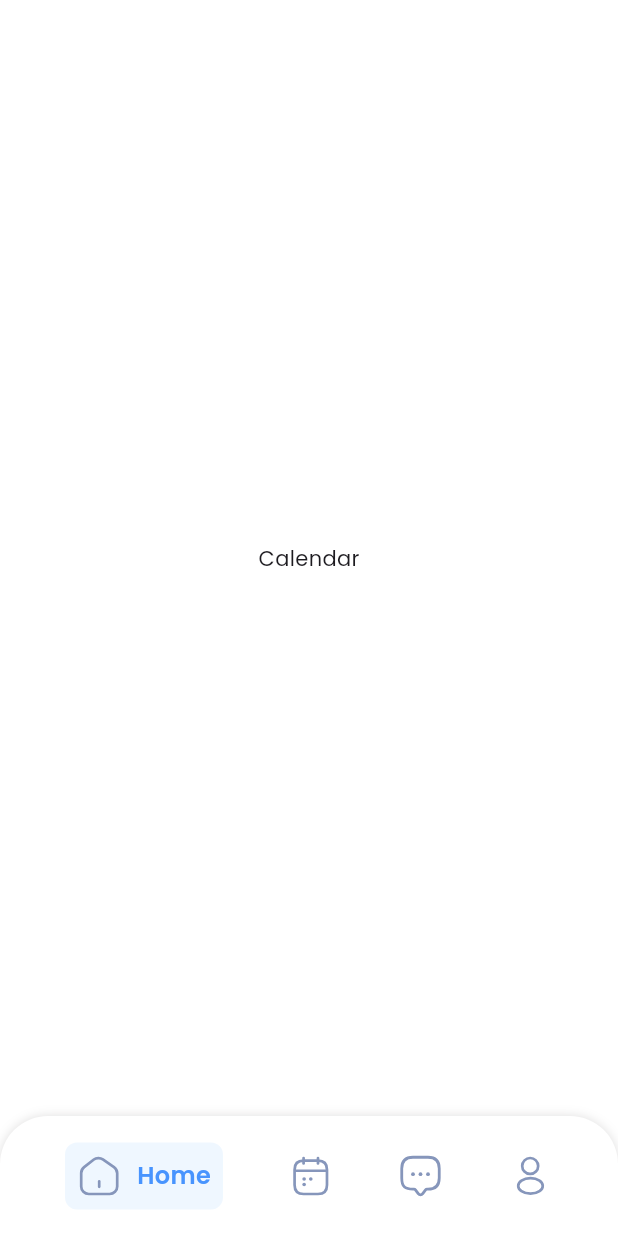
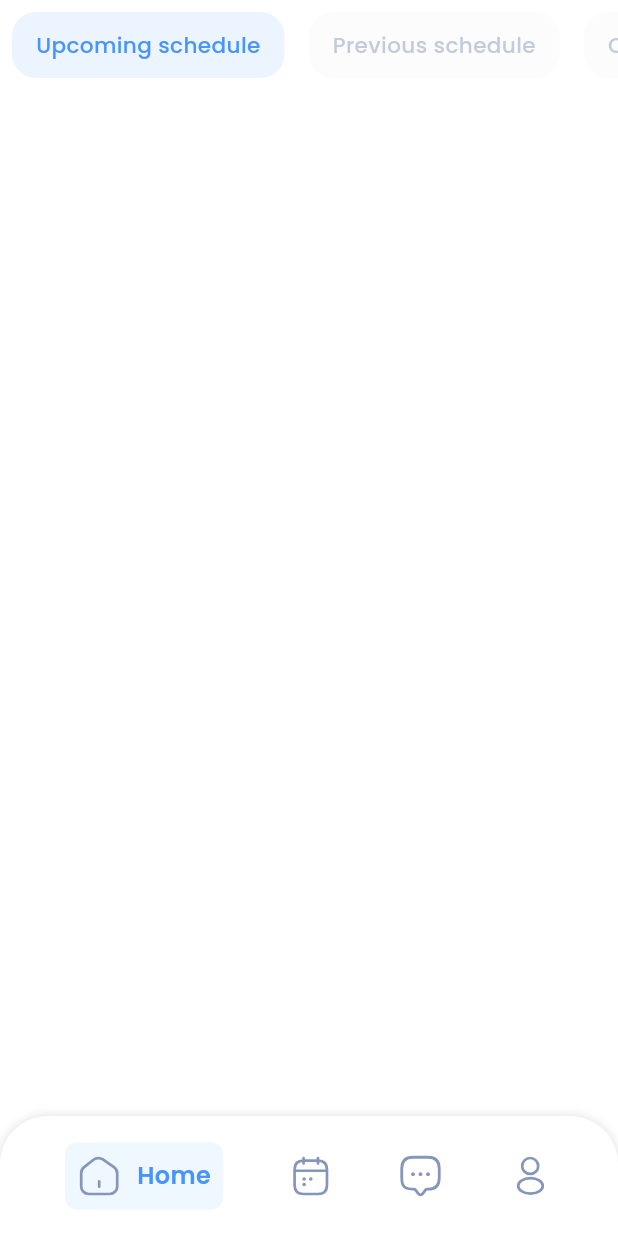
Before and after one commit to ElDaly15/Doctor-Appointment-UI, a Flutter app: the screen it shows after launch, swiped to page 2, on a phone screen of 412 x 824 dp. Run offline on Flutter 3.47's test engine with Material 3 defaults, Android fonts, the phone set to English and light mode, and no system bars; our stand-ins replace device_preview, flutter_svg.

Commit message:
Add Calendar Item Add Calendar Item ListView Add Animation for switch between calendar items

```diff
--- /dev/null
+++ b/lib/features/calendar/presentation/views/calendar_view.dart
@@ -0,0 +1,14 @@
+import 'package:doctor_app/features/calendar/presentation/views/widgets/calendar_view_body.dart';
+import 'package:flutter/material.dart';
+
+class CalendarView extends StatelessWidget {
+  const CalendarView({super.key});
+
+  @override
+  Widget build(BuildContext context) {
+    return const Scaffold(
+      backgroundColor: Colors.white,
+      body: CalendarViewBody(),
+    );
+  }
+}
--- /dev/null
+++ b/lib/features/calendar/presentation/views/widgets/calendar_item.dart
@@ -0,0 +1,42 @@
+import 'package:doctor_app/core/utils/app_colors.dart';
+import 'package:doctor_app/core/utils/text_styles.dart';
+import 'package:flutter/material.dart';
+
+class CalendarItem extends StatelessWidget {
+  const CalendarItem({
+    super.key,
+    required this.isChecked,
+    required this.title,
+  });
+
+  final bool isChecked;
+  final String title;
+
+  @override
+  Widget build(BuildContext context) {
+    return AnimatedOpacity(
+      opacity: isChecked ? 1.0 : 0.5, // Change opacity based on isChecked
+      duration:
+          const Duration(milliseconds: 300), // Duration of the fade effect
+      child: Container(
+        margin: const EdgeInsets.all(8),
+        padding: const EdgeInsets.symmetric(horizontal: 16, vertical: 12),
+        decoration: BoxDecoration(
+          borderRadius: BorderRadius.circular(16),
+          color: isChecked
+              ? AppColors.primaryColor.withOpacity(0.1)
+              : const Color(0xffFAFAFA),
+        ),
+        child: Center(
+          child: Text(
+            title,
+            style: TextStyles.font18Medium(context).copyWith(
+              color:
+                  isChecked ? AppColors.primaryColor : const Color(0xff8696BB),
+            ),
+          ),
+        ),
+      ),
+    );
+  }
+}
--- /dev/null
+++ b/lib/features/calendar/presentation/views/widgets/calendar_view_body.dart
@@ -0,0 +1,19 @@
+import 'package:doctor_app/features/calendar/presentation/views/widgets/list_view_of_calendar_items.dart';
+import 'package:flutter/material.dart';
+
+class CalendarViewBody extends StatelessWidget {
+  const CalendarViewBody({super.key});
+
+  @override
+  Widget build(BuildContext context) {
+    return const CustomScrollView(
+      slivers: [
+        SliverToBoxAdapter(
+            child: SafeArea(
+          child: SizedBox(),
+        )),
+        SliverToBoxAdapter(child: ListViewOfCalendarItems()),
+      ],
+    );
+  }
+}
--- /dev/null
+++ b/lib/features/calendar/presentation/views/widgets/list_view_of_calendar_items.dart
@@ -0,0 +1,43 @@
+import 'package:doctor_app/features/calendar/presentation/views/widgets/calendar_item.dart';
+import 'package:flutter/material.dart';
+
+class ListViewOfCalendarItems extends StatefulWidget {
+  const ListViewOfCalendarItems({super.key});
+
+  @override
+  State<ListViewOfCalendarItems> createState() =>
+      _ListViewOfCalendarItemsState();
+}
+
+class _ListViewOfCalendarItemsState extends State<ListViewOfCalendarItems> {
+  int currentIndex = 0;
+  List<String> shedules = [
+    'Upcoming schedule',
+    'Previous schedule',
+    'Current schedule',
+    'Completed schedule',
+    'Cancelled schedule'
+  ];
+  @override
+  Widget build(BuildContext context) {
+    return SizedBox(
+      height: 60,
+      child: ListView.builder(
+          scrollDirection: Axis.horizontal,
+          itemCount: 5,
+          itemBuilder: (context, index) {
+            return GestureDetector(
+              onTap: () {
+                setState(() {
+                  currentIndex = index;
+                });
+              },
+              child: CalendarItem(
+                title: shedules[index],
+                isChecked: index == currentIndex,
+              ),
+            );
+          }),
+    );
+  }
+}
--- a/lib/features/home/presentation/views/home_view.dart
+++ b/lib/features/home/presentation/views/home_view.dart
@@ -1,4 +1,5 @@
 import 'package:doctor_app/core/widgets/custom_bottom_nav_bar.dart';
+import 'package:doctor_app/features/calendar/presentation/views/calendar_view.dart';
 import 'package:doctor_app/features/home/presentation/views/widgets/home_view_body.dart';
 import 'package:flutter/material.dart';
 
@@ -27,7 +28,7 @@ class _HomeViewState extends State<HomeView> {
         physics: const NeverScrollableScrollPhysics(),
         children: const [
           HomeViewBody(),
-          Center(child: Text('Calendar')),
+          CalendarView(),
           Center(child: Text('Calendar2')),
           Center(child: Text('Calendar3')),
         ],
--- a/lib/features/home/presentation/views/widgets/home_view_body.dart
+++ b/lib/features/home/presentation/views/widgets/home_view_body.dart
@@ -1,6 +1,3 @@
-import 'package:doctor_app/core/utils/app_colors.dart';
-import 'package:doctor_app/core/utils/app_images.dart';
-import 'package:doctor_app/core/utils/text_styles.dart';
 import 'package:doctor_app/features/home/presentation/views/widgets/custom_home_view_app_bar.dart';
 import 'package:doctor_app/features/home/presentation/views/widgets/custom_search_text_field.dart';
 import 'package:doctor_app/features/home/presentation/views/widgets/doctor_details_item.dart';
--- a/lib/features/home/presentation/views/widgets/most_comman_feature_item.dart
+++ b/lib/features/home/presentation/views/widgets/most_comman_feature_item.dart
@@ -1,8 +1,5 @@
-import 'dart:ui';
-
 import 'package:flutter/material.dart';
 import 'package:flutter_svg/svg.dart';
-
 import '../../../../../core/utils/text_styles.dart';
 
 class MostCommanFeatureItem extends StatelessWidget {
@@ -17,7 +14,7 @@ class MostCommanFeatureItem extends StatelessWidget {
       children: [
         CircleAvatar(
           radius: 35,
-          backgroundColor: Color(0xffFAFAFA),
+          backgroundColor: const Color(0xffFAFAFA),
           child: SvgPicture.asset(
             image,
             width: 30,
--- a/lib/features/home/presentation/views/widgets/nearst_doctor_item.dart
+++ b/lib/features/home/presentation/views/widgets/nearst_doctor_item.dart
@@ -47,21 +47,21 @@ class NearstDoctorItem extends StatelessWidget {
                 child: Text(
                   'Dental Specialist',
                   style: TextStyles.font20Regular(context).copyWith(
-                    color: Color(0xff8696BB),
+                    color: const Color(0xff8696BB),
                   ),
                 ),
               ),
               trailing: Row(
                 mainAxisSize: MainAxisSize.min,
                 children: [
-                  Icon(
+                  const Icon(
                     Icons.location_on_outlined,
                     color: Color(0xff8696BB),
                   ),
                   Text(
                     '1.2 km',
                     style: TextStyles.font18Regular(context).copyWith(
-                      color: Color(0xff8696BB),
+                      color: const Color(0xff8696BB),
                     ),
                   ),
                 ],
@@ -72,7 +72,7 @@ class NearstDoctorItem extends StatelessWidget {
             endIndent: 25,
             indent: 25,
           ),
-          RowOfDoctorDetailsInfo(
+          const RowOfDoctorDetailsInfo(
             firstText: '4.8 (120 reviews)',
             fistIcon: Icons.watch_later_outlined,
             colorsFirst: Color(0xffFEB052),
--- a/lib/features/home/presentation/views/widgets/row_of_doctor_details_info_item.dart
+++ b/lib/features/home/presentation/views/widgets/row_of_doctor_details_info_item.dart
@@ -1,4 +1,3 @@
-import 'package:doctor_app/core/utils/app_colors.dart';
 import 'package:doctor_app/core/utils/text_styles.dart';
 import 'package:flutter/material.dart';
 
```
